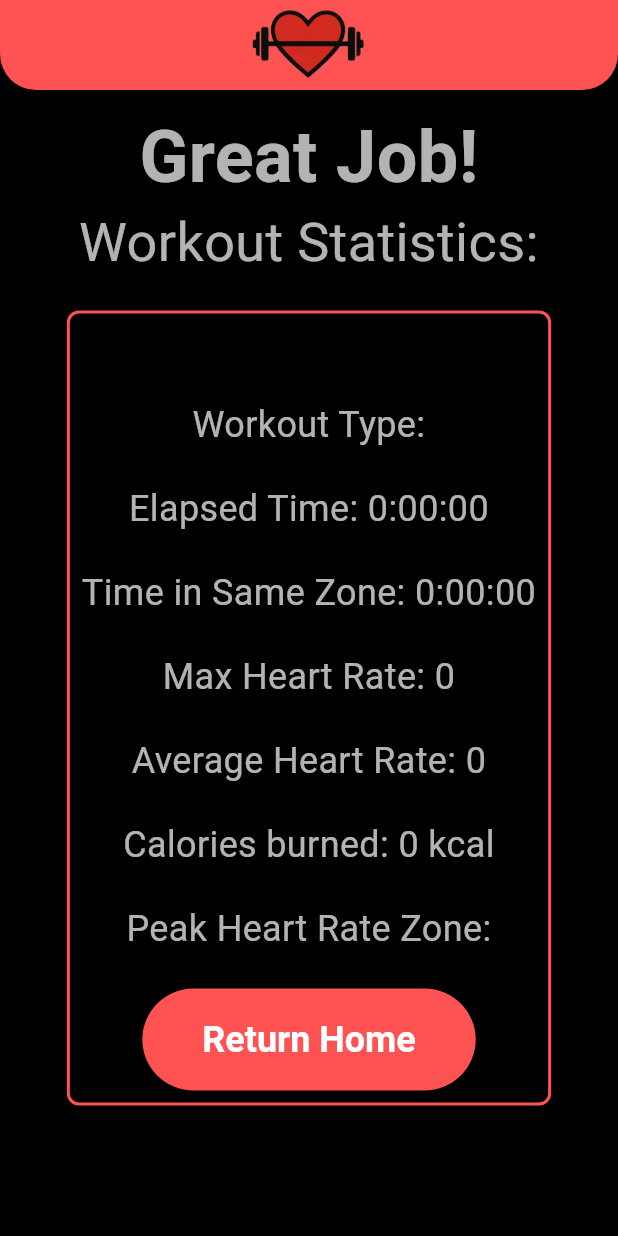
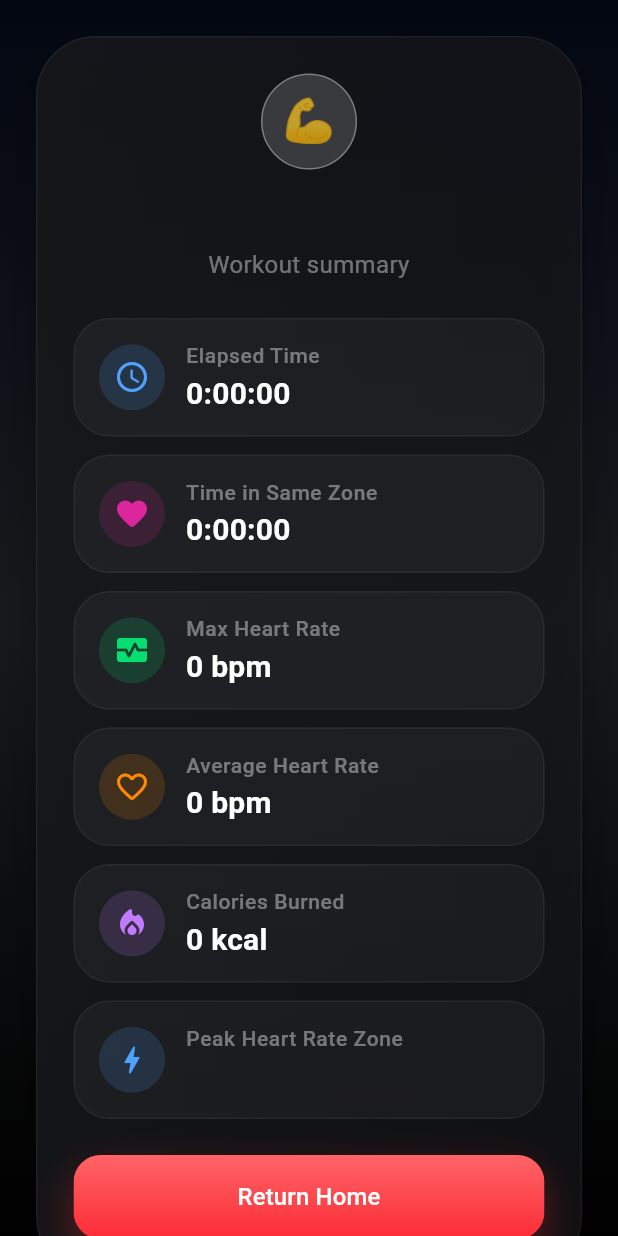
Before and after one commit to WesGitUF/WesHeartLink, a Flutter app: the TrackingResultScreen screen opened directly with empty values, on a phone screen of 412 x 824 dp. Run offline on Flutter 3.47's test engine with Material 3 defaults, Android fonts, the phone set to English and light mode, and no system bars; our stand-ins replace audioplayers, cloud_firestore, firebase_auth, firebase_core, flutter_svg, geolocator and 5 more; missing offline and left inert: flutter_reactive_ble, nearby_connections; accounts and stored records are empty.

Commit message:
refactor workout summary theme/style

```diff
--- a/lib/screens/session/tracking_result_screen.dart
+++ b/lib/screens/session/tracking_result_screen.dart
@@ -1,4 +1,5 @@
 import 'package:flutter/material.dart';
+import 'package:heart_link_app/app/theme/app_theme.dart';
 import 'package:heart_link_app/services/workout_service.dart';
 import 'package:heart_link_app/shell/app_shell.dart';
 
@@ -34,43 +35,18 @@ class TrackingResultScreen extends StatelessWidget {
   @override
   Widget build(BuildContext context) {
     return Scaffold(
-      appBar: PreferredSize(
-        preferredSize: const Size.fromHeight(60), // height of your appbar
-        child: ClipRRect(
-          borderRadius: const BorderRadius.only(
-            bottomLeft: Radius.circular(24),
-            bottomRight: Radius.circular(24),
-          ),
-          child: AppBar(
-            backgroundColor: Colors.redAccent,
-            centerTitle: true,
-            title: Image.asset(
-              'assets/images/logo.png',
-              width: 80,
-              height: 80,
-              fit: BoxFit.contain,
-            ),
-          ),
-        ),
-      ),
-      body: Padding(
-        padding: const EdgeInsets.all(12),
-        child: Stack(
-          children: [
-             Align(
-              alignment: Alignment.center,
-              child: Column(
-                children: [
-                  Text('Great Job!', style: TextStyle(fontSize: 48, fontWeight: FontWeight.bold), textAlign: TextAlign.center),
-                  Text('Workout Statistics:', style: TextStyle(fontSize: 36), textAlign: TextAlign.center),
-                ],
-              ),
-            ),
-            Align(
-              alignment: Alignment.center,
-              child: Padding(
-                padding: const EdgeInsets.only(bottom: 20, left: 20, right: 20, top: 80),
-                child: _StatsBox(
+      body: Container(
+        decoration: const BoxDecoration(gradient: AppGradients.pageBackground),
+        child: SafeArea(
+          bottom: false,
+          child: CustomScrollView(
+            physics: const BouncingScrollPhysics(),
+            slivers: [
+              SliverPadding(
+                padding: const EdgeInsets.fromLTRB(24, 24, 24, 32),
+                sliver: SliverList(
+                  delegate: SliverChildListDelegate([
+                    _StatsBox(
                       elapsedTime: elapsedTime,
                       sameZoneTime: sameZoneTime,
                       workoutMode: workoutMode,
@@ -81,12 +57,15 @@ class TrackingResultScreen extends StatelessWidget {
                       series: series,
                       topZone: topZone,
                       isSolo: isSolo,
-                    theoreticalMaxHr: theoreticalMaxHr),
+                      theoreticalMaxHr: theoreticalMaxHr,
+                    ),
+                  ]),
                 ),
               ),
             ],
           ),
-      )
+        ),
+      ),
     );
   }
 }
@@ -124,44 +103,166 @@ class _StatsBox extends StatefulWidget {
 class _StatsBoxState extends State<_StatsBox> {
   bool _pressed = false;
 
+  String get _workoutEmoji {
+    switch (widget.workoutMode.trim().toLowerCase()) {
+      case 'running':
+        return '🏃';
+      case 'cycling':
+        return '🚴';
+      case 'hiit':
+        return '⚡';
+      case 'walking':
+        return '🚶';
+      case 'swimming':
+        return '🏊';
+      default:
+        return '💪';
+    }
+  }
+
+  Color get _workoutAccent {
+    switch (widget.workoutMode.trim().toLowerCase()) {
+      case 'running':
+        return AppColors.green;
+      case 'cycling':
+        return AppColors.blue;
+      case 'hiit':
+        return AppColors.orange;
+      case 'walking':
+        return AppColors.purple;
+      case 'swimming':
+        return AppColors.blue;
+      default:
+        return AppColors.white;
+    }
+  }
+
   String _formatDuration(Duration duration) {
     String twoDigits(int n) => n.toString().padLeft(2, '0');
     final hours = duration.inHours;
     final minutes = twoDigits(duration.inMinutes.remainder(60));
     final seconds = twoDigits(duration.inSeconds.remainder(60));
-    return "$hours:$minutes:$seconds";
+    return '$hours:$minutes:$seconds';
   }
 
   @override
   Widget build(BuildContext context) {
+    final theme = Theme.of(context);
+
     return Container(
-      padding: const EdgeInsets.all(8),
+      padding: const EdgeInsets.all(24),
       decoration: BoxDecoration(
-        border: Border.all(color: Colors.redAccent, width: 2),
-        borderRadius: BorderRadius.circular(8),
+        gradient: AppGradients.cardSurface,
+        border: Border.all(color: AppColors.strokeSoft),
+        borderRadius: BorderRadius.circular(AppRadii.card),
+        boxShadow: AppShadows.cardShadow,
       ),
       child: Column(
         mainAxisSize: MainAxisSize.min,
         children: [
-          Icon(widget.workoutModeIcon, size: 50),
-          Text('Workout Type: ${widget.workoutMode}', style: const TextStyle(fontSize: 24), textAlign: TextAlign.center),
+          Container(
+            width: 64,
+            height: 64,
+            decoration: BoxDecoration(
+              shape: BoxShape.circle,
+              color: _workoutAccent.withValues(alpha: 0.16),
+              border: Border.all(
+                color: _workoutAccent.withValues(alpha: 0.34),
+              ),
+            ),
+            child: Center(
+              child: Text(
+                _workoutEmoji,
+                style: const TextStyle(fontSize: 28),
+              ),
+            ),
+          ),
+          const SizedBox(height: 18),
+          Text(
+            widget.workoutMode,
+            style: theme.textTheme.titleLarge?.copyWith(
+              fontWeight: FontWeight.w700,
+            ),
+            textAlign: TextAlign.center,
+          ),
+          const SizedBox(height: 6),
+          Text(
+            'Workout summary',
+            style: theme.textTheme.bodyMedium?.copyWith(
+              color: AppColors.textMuted,
+            ),
+            textAlign: TextAlign.center,
+          ),
           const SizedBox(height: 24),
-          Text('Elapsed Time: ${_formatDuration(widget.elapsedTime)}', style: const TextStyle(fontSize: 24), textAlign: TextAlign.center),
+          _StatTile(
+            label: 'Elapsed Time',
+            value: _formatDuration(widget.elapsedTime),
+            icon: Icons.schedule_rounded,
+            accent: AppColors.blue,
+          ),
+          const SizedBox(height: 12),
+          if (!widget.isSolo) ...[
+            _StatTile(
+              label: 'Time in Same Zone',
+              value: _formatDuration(widget.sameZoneTime),
+              icon: Icons.favorite_rounded,
+              accent: AppColors.pink,
+            ),
+            const SizedBox(height: 12),
+          ],
+          _StatTile(
+            label: 'Max Heart Rate',
+            value: '${widget.maxHeartRate} bpm',
+            icon: Icons.monitor_heart_rounded,
+            accent: AppColors.green,
+          ),
+          const SizedBox(height: 12),
+          _StatTile(
+            label: 'Average Heart Rate',
+            value: '${widget.avgHeartRate.round()} bpm',
+            icon: Icons.favorite_border_rounded,
+            accent: AppColors.orange,
+          ),
+          const SizedBox(height: 12),
+          _StatTile(
+            label: 'Calories Burned',
+            value: '${widget.calories.round()} kcal',
+            icon: Icons.local_fire_department_rounded,
+            accent: AppColors.purple,
+          ),
+          const SizedBox(height: 12),
+          _StatTile(
+            label: 'Peak Heart Rate Zone',
+            value: widget.topZone,
+            icon: Icons.bolt_rounded,
+            accent: AppColors.blue,
+          ),
           const SizedBox(height: 24),
-          if (!widget.isSolo) ...[
-            Text('Time in Same Zone: ${_formatDuration(widget.sameZoneTime)}', style: const TextStyle(fontSize: 24), textAlign: TextAlign.center),
-            const SizedBox(height: 24),
-          ],
-          Text('Max Heart Rate: ${widget.maxHeartRate}', style: const TextStyle(fontSize: 24), textAlign: TextAlign.center),
-          const SizedBox(height: 24),
-          Text('Average Heart Rate: ${widget.avgHeartRate.round()}', style: const TextStyle(fontSize: 24), textAlign: TextAlign.center),
-          const SizedBox(height: 24),
-          Text('Calories burned: ${widget.calories.round()} kcal', style: const TextStyle(fontSize: 24), textAlign: TextAlign.center),
-          const SizedBox(height: 24),
-          Text('Peak Heart Rate Zone: ${widget.topZone}', style: const TextStyle(fontSize: 24), textAlign: TextAlign.center),
-          const SizedBox(height: 24),
-          ElevatedButton(
-            onPressed: _pressed ? null : () {
+          SizedBox(
+            width: double.infinity,
+            child: DecoratedBox(
+              decoration: BoxDecoration(
+                borderRadius: BorderRadius.circular(18),
+                boxShadow:
+                    !_pressed
+                        ? const <BoxShadow>[
+                          BoxShadow(
+                            color: Color(0x59FB2C36),
+                            blurRadius: 24,
+                            spreadRadius: 0,
+                            offset: Offset(0, 12),
+                          ),
+                        ]
+                        : const <BoxShadow>[],
+              ),
+              child: SizedBox(
+                height: 56,
+                width: double.infinity,
+                child: ElevatedButton(
+                  onPressed:
+                      _pressed
+                          ? null
+                          : () {
                             setState(() => _pressed = true);
                             WorkoutService().saveEntry(
                               avgHr: widget.avgHeartRate,
@@ -174,19 +275,119 @@ class _StatsBoxState extends State<_StatsBox> {
                             );
                             Navigator.pushAndRemoveUntil(
                               context,
-                MaterialPageRoute(builder: (context) => const AppShell()),
+                              MaterialPageRoute(
+                                builder: (context) => const AppShell(),
+                              ),
                               (_) => false,
                             );
                           },
                   style: ElevatedButton.styleFrom(
-              backgroundColor: Colors.redAccent,
-              padding: const EdgeInsets.symmetric(vertical: 20, horizontal: 40),
-              textStyle: const TextStyle(fontSize: 24),
+                    padding: EdgeInsets.zero,
+                    backgroundColor: Colors.transparent,
+                    disabledBackgroundColor: Colors.transparent,
+                    shadowColor: Colors.transparent,
+                    shape: RoundedRectangleBorder(
+                      borderRadius: BorderRadius.circular(18),
                     ),
-            child: const Text('Return Home', style: TextStyle(fontWeight: FontWeight.bold, color: Colors.white)),
+                  ),
+                  child: Ink(
+                    decoration: BoxDecoration(
+                      borderRadius: BorderRadius.circular(18),
+                      gradient:
+                          !_pressed
+                              ? const LinearGradient(
+                                begin: Alignment.topCenter,
+                                end: Alignment.bottomCenter,
+                                colors: <Color>[
+                                  Color(0xFFFF6467),
+                                  AppColors.redStrong,
+                                ],
+                              )
+                              : const LinearGradient(
+                                begin: Alignment.topCenter,
+                                end: Alignment.bottomCenter,
+                                colors: <Color>[
+                                  Color(0xFF3C3F44),
+                                  Color(0xFF2A2C30),
+                                ],
+                              ),
+                    ),
+                    child: Center(
+                      child: Text(
+                        _pressed ? 'Saving...' : 'Return Home',
+                        style: theme.textTheme.labelLarge?.copyWith(
+                          fontSize: 16,
+                          fontWeight: FontWeight.w500,
+                          color: !_pressed
+                              ? AppColors.white
+                              : AppColors.textMuted,
+                        ),
+                      ),
+                    ),
+                  ),
+                ),
+              ),
+            ),
           ),
         ],
       ),
     );
   }
 }
+
+class _StatTile extends StatelessWidget {
+  final String label;
+  final String value;
+  final IconData icon;
+  final Color accent;
+
+  const _StatTile({
+    required this.label,
+    required this.value,
+    required this.icon,
+    required this.accent,
+  });
+
+  @override
+  Widget build(BuildContext context) {
+    final theme = Theme.of(context);
+
+    return Container(
+      padding: const EdgeInsets.symmetric(horizontal: 16, vertical: 16),
+      decoration: BoxDecoration(
+        color: AppColors.white.withValues(alpha: 0.04),
+        borderRadius: BorderRadius.circular(24),
+        border: Border.all(color: AppColors.strokeSoft),
+      ),
+      child: Row(
+        children: [
+          Container(
+            width: 44,
+            height: 44,
+            decoration: BoxDecoration(
+              shape: BoxShape.circle,
+              color: accent.withValues(alpha: 0.16),
+            ),
+            child: Icon(icon, color: accent),
+          ),
+          const SizedBox(width: 14),
+          Expanded(
+            child: Column(
+              crossAxisAlignment: CrossAxisAlignment.start,
+              children: [
+                Text(label, style: theme.textTheme.labelMedium),
+                const SizedBox(height: 4),
+                Text(
+                  value,
+                  style: theme.textTheme.titleMedium?.copyWith(
+                    fontWeight: FontWeight.w600,
+                  ),
+                ),
+              ],
+            ),
+          ),
+        ],
+      ),
+    );
+  }
+}
```
Lines whose indentation alone changed are shown as unchanged.
